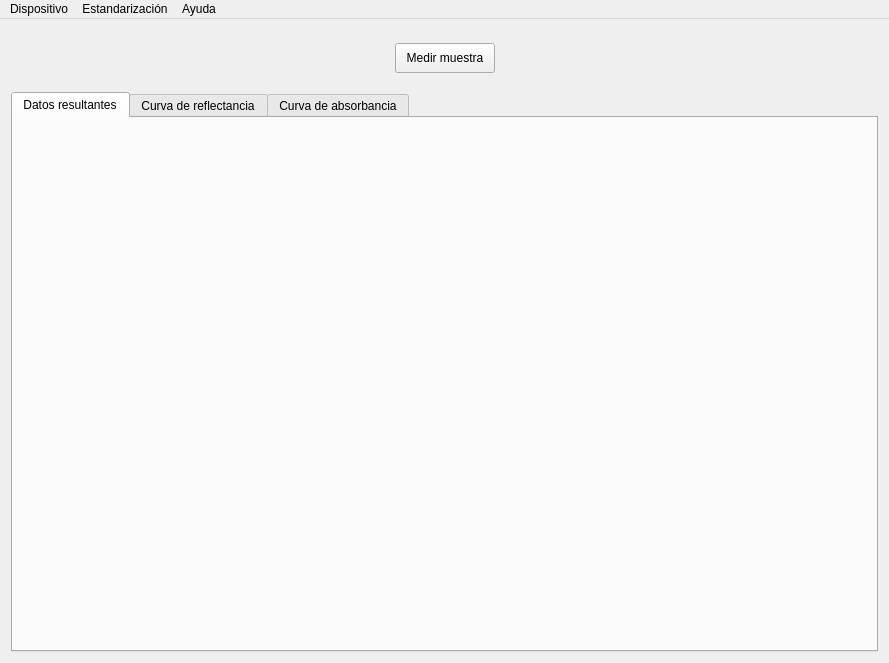
Before: the Qt Designer form mainwindow.ui in Gabnz/Spectrasoft, drawn with Qt 5.
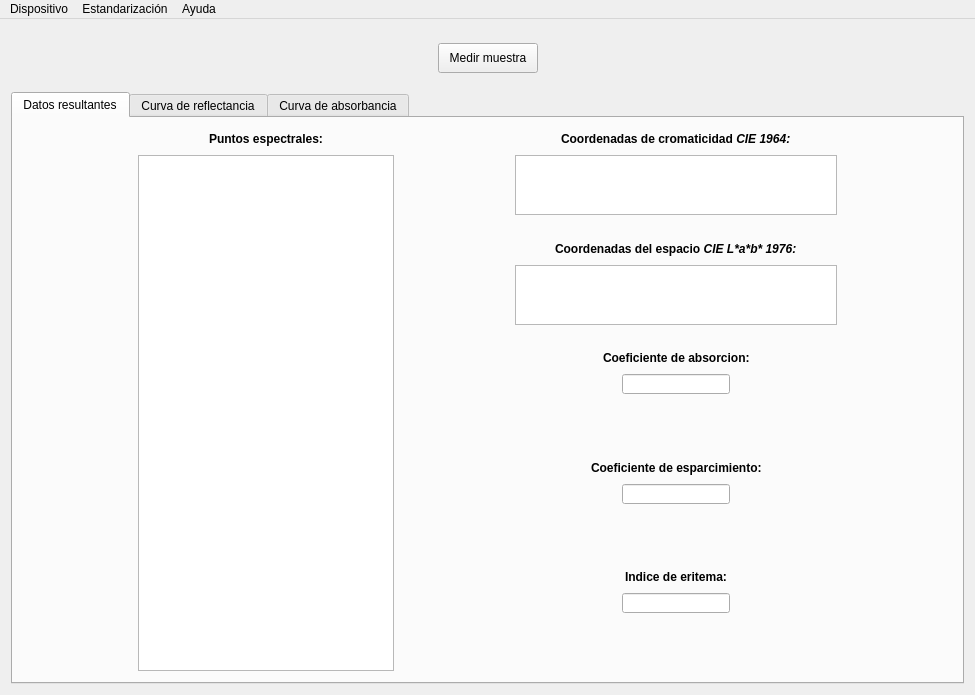
After: the same form once the commit is applied. The open tabs and pages were chosen to show the change. Icons and pictures are not drawn. Custom widgets are drawn as their Qt base class.

Patch:
```diff
--- a/mainwindow.ui
+++ b/mainwindow.ui
@@ -6,8 +6,8 @@
    <rect>
     <x>0</x>
     <y>0</y>
-    <width>887</width>
-    <height>663</height>
+    <width>975</width>
+    <height>695</height>
    </rect>
   </property>
   <property name="windowTitle">
@@ -18,7 +18,7 @@
     <normaloff>:/img/logo_icon.ico</normaloff>:/img/logo_icon.ico</iconset>
   </property>
   <widget class="QWidget" name="centralWidget">
-   <layout class="QGridLayout" name="gridLayout_3">
+   <layout class="QGridLayout" name="gridLayout_5">
     <item row="0" column="0">
      <layout class="QVBoxLayout" name="verticalLayout_2">
       <item>
@@ -123,6 +123,597 @@
          <attribute name="title">
           <string>Datos resultantes</string>
          </attribute>
+         <layout class="QGridLayout" name="gridLayout_3">
+          <item row="0" column="0">
+           <layout class="QHBoxLayout" name="horizontalLayout_12">
+            <item>
+             <layout class="QVBoxLayout" name="verticalLayout_13">
+              <item>
+               <spacer name="horizontalSpacer_27">
+                <property name="orientation">
+                 <enum>Qt::Horizontal</enum>
+                </property>
+                <property name="sizeHint" stdset="0">
+                 <size>
+                  <width>40</width>
+                  <height>20</height>
+                 </size>
+                </property>
+               </spacer>
+              </item>
+              <item>
+               <spacer name="horizontalSpacer_28">
+                <property name="orientation">
+                 <enum>Qt::Horizontal</enum>
+                </property>
+                <property name="sizeHint" stdset="0">
+                 <size>
+                  <width>40</width>
+                  <height>20</height>
+                 </size>
+                </property>
+               </spacer>
+              </item>
+             </layout>
+            </item>
+            <item>
+             <layout class="QVBoxLayout" name="verticalLayout_4">
+              <item>
+               <layout class="QHBoxLayout" name="horizontalLayout_3">
+                <item>
+                 <spacer name="horizontalSpacer_6">
+                  <property name="orientation">
+                   <enum>Qt::Horizontal</enum>
+                  </property>
+                  <property name="sizeHint" stdset="0">
+                   <size>
+                    <width>40</width>
+                    <height>20</height>
+                   </size>
+                  </property>
+                 </spacer>
+                </item>
+                <item>
+                 <widget class="QLabel" name="etqPuntosEspectrales">
+                  <property name="text">
+                   <string>&lt;html&gt;&lt;head/&gt;&lt;body&gt;&lt;p&gt;&lt;span style=&quot; font-weight:600;&quot;&gt;Puntos espectrales:&lt;/span&gt;&lt;/p&gt;&lt;/body&gt;&lt;/html&gt;</string>
+                  </property>
+                 </widget>
+                </item>
+                <item>
+                 <spacer name="horizontalSpacer">
+                  <property name="orientation">
+                   <enum>Qt::Horizontal</enum>
+                  </property>
+                  <property name="sizeHint" stdset="0">
+                   <size>
+                    <width>40</width>
+                    <height>20</height>
+                   </size>
+                  </property>
+                 </spacer>
+                </item>
+               </layout>
+              </item>
+              <item>
+               <widget class="QTableView" name="tablaPuntosEspectrales">
+                <property name="frameShape">
+                 <enum>QFrame::StyledPanel</enum>
+                </property>
+                <property name="horizontalScrollBarPolicy">
+                 <enum>Qt::ScrollBarAsNeeded</enum>
+                </property>
+                <property name="sizeAdjustPolicy">
+                 <enum>QAbstractScrollArea::AdjustIgnored</enum>
+                </property>
+                <property name="editTriggers">
+                 <set>QAbstractItemView::NoEditTriggers</set>
+                </property>
+                <property name="alternatingRowColors">
+                 <bool>true</bool>
+                </property>
+                <attribute name="horizontalHeaderVisible">
+                 <bool>true</bool>
+                </attribute>
+                <attribute name="horizontalHeaderStretchLastSection">
+                 <bool>true</bool>
+                </attribute>
+                <attribute name="verticalHeaderVisible">
+                 <bool>true</bool>
+                </attribute>
+                <attribute name="verticalHeaderStretchLastSection">
+                 <bool>true</bool>
+                </attribute>
+               </widget>
+              </item>
+             </layout>
+            </item>
+            <item>
+             <layout class="QVBoxLayout" name="verticalLayout_6">
+              <item>
+               <spacer name="horizontalSpacer_7">
+                <property name="orientation">
+                 <enum>Qt::Horizontal</enum>
+                </property>
+                <property name="sizeHint" stdset="0">
+                 <size>
+                  <width>40</width>
+                  <height>20</height>
+                 </size>
+                </property>
+               </spacer>
+              </item>
+              <item>
+               <spacer name="horizontalSpacer_8">
+                <property name="orientation">
+                 <enum>Qt::Horizontal</enum>
+                </property>
+                <property name="sizeHint" stdset="0">
+                 <size>
+                  <width>40</width>
+                  <height>20</height>
+                 </size>
+                </property>
+               </spacer>
+              </item>
+             </layout>
+            </item>
+            <item>
+             <layout class="QVBoxLayout" name="verticalLayout_12">
+              <item>
+               <layout class="QVBoxLayout" name="verticalLayout_10">
+                <item>
+                 <layout class="QHBoxLayout" name="horizontalLayout_7">
+                  <item>
+                   <spacer name="horizontalSpacer_15">
+                    <property name="orientation">
+                     <enum>Qt::Horizontal</enum>
+                    </property>
+                    <property name="sizeHint" stdset="0">
+                     <size>
+                      <width>40</width>
+                      <height>20</height>
+                     </size>
+                    </property>
+                   </spacer>
+                  </item>
+                  <item>
+                   <widget class="QLabel" name="etqCromaticidad">
+                    <property name="text">
+                     <string>&lt;html&gt;&lt;head/&gt;&lt;body&gt;&lt;p&gt;&lt;span style=&quot; font-weight:600;&quot;&gt;Coordenadas de cromaticidad &lt;/span&gt;&lt;span style=&quot; font-weight:600; font-style:italic;&quot;&gt;CIE 1964:&lt;/span&gt;&lt;/p&gt;&lt;/body&gt;&lt;/html&gt;</string>
+                    </property>
+                   </widget>
+                  </item>
+                  <item>
+                   <spacer name="horizontalSpacer_14">
+                    <property name="orientation">
+                     <enum>Qt::Horizontal</enum>
+                    </property>
+                    <property name="sizeHint" stdset="0">
+                     <size>
+                      <width>40</width>
+                      <height>20</height>
+                     </size>
+                    </property>
+                   </spacer>
+                  </item>
+                 </layout>
+                </item>
+                <item>
+                 <widget class="QTableView" name="tablaXYZ">
+                  <property name="maximumSize">
+                   <size>
+                    <width>16777215</width>
+                    <height>60</height>
+                   </size>
+                  </property>
+                 </widget>
+                </item>
+                <item>
+                 <spacer name="verticalSpacer_6">
+                  <property name="orientation">
+                   <enum>Qt::Vertical</enum>
+                  </property>
+                  <property name="sizeHint" stdset="0">
+                   <size>
+                    <width>17</width>
+                    <height>13</height>
+                   </size>
+                  </property>
+                 </spacer>
+                </item>
+               </layout>
+              </item>
+              <item>
+               <layout class="QVBoxLayout" name="verticalLayout_11">
+                <item>
+                 <layout class="QHBoxLayout" name="horizontalLayout_8">
+                  <item>
+                   <spacer name="horizontalSpacer_12">
+                    <property name="orientation">
+                     <enum>Qt::Horizontal</enum>
+                    </property>
+                    <property name="sizeHint" stdset="0">
+                     <size>
+                      <width>40</width>
+                      <height>20</height>
+                     </size>
+                    </property>
+                   </spacer>
+                  </item>
+                  <item>
+                   <widget class="QLabel" name="etqLab">
+                    <property name="text">
+                     <string>&lt;html&gt;&lt;head/&gt;&lt;body&gt;&lt;p&gt;&lt;span style=&quot; font-weight:600;&quot;&gt;Coordenadas del espacio &lt;/span&gt;&lt;span style=&quot; font-weight:600; font-style:italic;&quot;&gt;CIE  L*a*b* 1976:&lt;/span&gt;&lt;/p&gt;&lt;/body&gt;&lt;/html&gt;</string>
+                    </property>
+                   </widget>
+                  </item>
+                  <item>
+                   <spacer name="horizontalSpacer_13">
+                    <property name="orientation">
+                     <enum>Qt::Horizontal</enum>
+                    </property>
+                    <property name="sizeHint" stdset="0">
+                     <size>
+                      <width>40</width>
+                      <height>20</height>
+                     </size>
+                    </property>
+                   </spacer>
+                  </item>
+                 </layout>
+                </item>
+                <item>
+                 <widget class="QTableView" name="tablaLab">
+                  <property name="maximumSize">
+                   <size>
+                    <width>16777215</width>
+                    <height>60</height>
+                   </size>
+                  </property>
+                 </widget>
+                </item>
+                <item>
+                 <spacer name="verticalSpacer_5">
+                  <property name="orientation">
+                   <enum>Qt::Vertical</enum>
+                  </property>
+                  <property name="sizeHint" stdset="0">
+                   <size>
+                    <width>17</width>
+                    <height>13</height>
+                   </size>
+                  </property>
+                 </spacer>
+                </item>
+               </layout>
+              </item>
+              <item>
+               <layout class="QVBoxLayout" name="verticalLayout_8">
+                <item>
+                 <layout class="QHBoxLayout" name="horizontalLayout_10">
+                  <item>
+                   <spacer name="horizontalSpacer_9">
+                    <property name="orientation">
+                     <enum>Qt::Horizontal</enum>
+                    </property>
+                    <property name="sizeHint" stdset="0">
+                     <size>
+                      <width>40</width>
+                      <height>20</height>
+                     </size>
+                    </property>
+                   </spacer>
+                  </item>
+                  <item>
+                   <widget class="QLabel" name="etqAbsorcion">
+                    <property name="text">
+                     <string>&lt;html&gt;&lt;head/&gt;&lt;body&gt;&lt;p&gt;&lt;span style=&quot; font-weight:600;&quot;&gt;Coeficiente de absorcion:&lt;/span&gt;&lt;/p&gt;&lt;/body&gt;&lt;/html&gt;</string>
+                    </property>
+                   </widget>
+                  </item>
+                  <item>
+                   <spacer name="horizontalSpacer_24">
+                    <property name="orientation">
+                     <enum>Qt::Horizontal</enum>
+                    </property>
+                    <property name="sizeHint" stdset="0">
+                     <size>
+                      <width>40</width>
+                      <height>20</height>
+                     </size>
+                    </property>
+                   </spacer>
+                  </item>
+                 </layout>
+                </item>
+                <item>
+                 <layout class="QHBoxLayout" name="horizontalLayout_11">
+                  <item>
+                   <spacer name="horizontalSpacer_23">
+                    <property name="orientation">
+                     <enum>Qt::Horizontal</enum>
+                    </property>
+                    <property name="sizeHint" stdset="0">
+                     <size>
+                      <width>40</width>
+                      <height>20</height>
+                     </size>
+                    </property>
+                   </spacer>
+                  </item>
+                  <item>
+                   <widget class="QLineEdit" name="lineaAbsorcion">
+                    <property name="maximumSize">
+                     <size>
+                      <width>16777215</width>
+                      <height>20</height>
+                     </size>
+                    </property>
+                    <property name="readOnly">
+                     <bool>true</bool>
+                    </property>
+                   </widget>
+                  </item>
+                  <item>
+                   <spacer name="horizontalSpacer_22">
+                    <property name="orientation">
+                     <enum>Qt::Horizontal</enum>
+                    </property>
+                    <property name="sizeHint" stdset="0">
+                     <size>
+                      <width>40</width>
+                      <height>20</height>
+                     </size>
+                    </property>
+                   </spacer>
+                  </item>
+                 </layout>
+                </item>
+                <item>
+                 <spacer name="verticalSpacer_3">
+                  <property name="orientation">
+                   <enum>Qt::Vertical</enum>
+                  </property>
+                  <property name="sizeHint" stdset="0">
+                   <size>
+                    <width>20</width>
+                    <height>17</height>
+                   </size>
+                  </property>
+                 </spacer>
+                </item>
+               </layout>
+              </item>
+              <item>
+               <layout class="QVBoxLayout" name="verticalLayout_7">
+                <item>
+                 <layout class="QHBoxLayout" name="horizontalLayout_5">
+                  <item>
+                   <spacer name="horizontalSpacer_10">
+                    <property name="orientation">
+                     <enum>Qt::Horizontal</enum>
+                    </property>
+                    <property name="sizeHint" stdset="0">
+                     <size>
+                      <width>40</width>
+                      <height>20</height>
+                     </size>
+                    </property>
+                   </spacer>
+                  </item>
+                  <item>
+                   <widget class="QLabel" name="etqEsparcimiento">
+                    <property name="text">
+                     <string>&lt;html&gt;&lt;head/&gt;&lt;body&gt;&lt;p&gt;&lt;span style=&quot; font-weight:600;&quot;&gt;Coeficiente de esparcimiento:&lt;/span&gt;&lt;/p&gt;&lt;/body&gt;&lt;/html&gt;</string>
+                    </property>
+                   </widget>
+                  </item>
+                  <item>
+                   <spacer name="horizontalSpacer_19">
+                    <property name="orientation">
+                     <enum>Qt::Horizontal</enum>
+                    </property>
+                    <property name="sizeHint" stdset="0">
+                     <size>
+                      <width>40</width>
+                      <height>20</height>
+                     </size>
+                    </property>
+                   </spacer>
+                  </item>
+                 </layout>
+                </item>
+                <item>
+                 <layout class="QHBoxLayout" name="horizontalLayout_6">
+                  <item>
+                   <spacer name="horizontalSpacer_20">
+                    <property name="orientation">
+                     <enum>Qt::Horizontal</enum>
+                    </property>
+                    <property name="sizeHint" stdset="0">
+                     <size>
+                      <width>40</width>
+                      <height>20</height>
+                     </size>
+                    </property>
+                   </spacer>
+                  </item>
+                  <item>
+                   <widget class="QLineEdit" name="lineaEsparcimiento">
+                    <property name="maximumSize">
+                     <size>
+                      <width>16777215</width>
+                      <height>20</height>
+                     </size>
+                    </property>
+                    <property name="readOnly">
+                     <bool>true</bool>
+                    </property>
+                   </widget>
+                  </item>
+                  <item>
+                   <spacer name="horizontalSpacer_21">
+                    <property name="orientation">
+                     <enum>Qt::Horizontal</enum>
+                    </property>
+                    <property name="sizeHint" stdset="0">
+                     <size>
+                      <width>40</width>
+                      <height>20</height>
+                     </size>
+                    </property>
+                   </spacer>
+                  </item>
+                 </layout>
+                </item>
+                <item>
+                 <spacer name="verticalSpacer_4">
+                  <property name="orientation">
+                   <enum>Qt::Vertical</enum>
+                  </property>
+                  <property name="sizeHint" stdset="0">
+                   <size>
+                    <width>20</width>
+                    <height>17</height>
+                   </size>
+                  </property>
+                 </spacer>
+                </item>
+               </layout>
+              </item>
+              <item>
+               <layout class="QVBoxLayout" name="verticalLayout_5">
+                <item>
+                 <layout class="QHBoxLayout" name="horizontalLayout_4">
+                  <item>
+                   <spacer name="horizontalSpacer_11">
+                    <property name="orientation">
+                     <enum>Qt::Horizontal</enum>
+                    </property>
+                    <property name="sizeHint" stdset="0">
+                     <size>
+                      <width>40</width>
+                      <height>20</height>
+                     </size>
+                    </property>
+                   </spacer>
+                  </item>
+                  <item>
+                   <widget class="QLabel" name="etqEritema">
+                    <property name="text">
+                     <string>&lt;html&gt;&lt;head/&gt;&lt;body&gt;&lt;p&gt;&lt;span style=&quot; font-weight:600;&quot;&gt;Indice de eritema:&lt;/span&gt;&lt;/p&gt;&lt;/body&gt;&lt;/html&gt;</string>
+                    </property>
+                   </widget>
+                  </item>
+                  <item>
+                   <spacer name="horizontalSpacer_16">
+                    <property name="orientation">
+                     <enum>Qt::Horizontal</enum>
+                    </property>
+                    <property name="sizeHint" stdset="0">
+                     <size>
+                      <width>40</width>
+                      <height>20</height>
+                     </size>
+                    </property>
+                   </spacer>
+                  </item>
+                 </layout>
+                </item>
+                <item>
+                 <layout class="QHBoxLayout" name="horizontalLayout_9">
+                  <item>
+                   <spacer name="horizontalSpacer_18">
+                    <property name="orientation">
+                     <enum>Qt::Horizontal</enum>
+                    </property>
+                    <property name="sizeHint" stdset="0">
+                     <size>
+                      <width>40</width>
+                      <height>20</height>
+                     </size>
+                    </property>
+                   </spacer>
+                  </item>
+                  <item>
+                   <widget class="QLineEdit" name="lineaEritema">
+                    <property name="maximumSize">
+                     <size>
+                      <width>16777215</width>
+                      <height>20</height>
+                     </size>
+                    </property>
+                    <property name="readOnly">
+                     <bool>true</bool>
+                    </property>
+                   </widget>
+                  </item>
+                  <item>
+                   <spacer name="horizontalSpacer_17">
+                    <property name="orientation">
+                     <enum>Qt::Horizontal</enum>
+                    </property>
+                    <property name="sizeHint" stdset="0">
+                     <size>
+                      <width>40</width>
+                      <height>20</height>
+                     </size>
+                    </property>
+                   </spacer>
+                  </item>
+                 </layout>
+                </item>
+                <item>
+                 <spacer name="verticalSpacer_7">
+                  <property name="orientation">
+                   <enum>Qt::Vertical</enum>
+                  </property>
+                  <property name="sizeHint" stdset="0">
+                   <size>
+                    <width>20</width>
+                    <height>40</height>
+                   </size>
+                  </property>
+                 </spacer>
+                </item>
+               </layout>
+              </item>
+             </layout>
+            </item>
+            <item>
+             <layout class="QVBoxLayout" name="verticalLayout_9">
+              <item>
+               <spacer name="horizontalSpacer_25">
+                <property name="orientation">
+                 <enum>Qt::Horizontal</enum>
+                </property>
+                <property name="sizeHint" stdset="0">
+                 <size>
+                  <width>40</width>
+                  <height>20</height>
+                 </size>
+                </property>
+               </spacer>
+              </item>
+              <item>
+               <spacer name="horizontalSpacer_26">
+                <property name="orientation">
+                 <enum>Qt::Horizontal</enum>
+                </property>
+                <property name="sizeHint" stdset="0">
+                 <size>
+                  <width>40</width>
+                  <height>20</height>
+                 </size>
+                </property>
+               </spacer>
+              </item>
+             </layout>
+            </item>
+           </layout>
+          </item>
+         </layout>
         </widget>
         <widget class="QWidget" name="reflectancia">
          <attribute name="title">
@@ -257,7 +848,7 @@
     <rect>
      <x>0</x>
      <y>0</y>
-     <width>887</width>
+     <width>975</width>
      <height>21</height>
     </rect>
    </property>
```
Left out of the diff: 98 changed lines with no effect on the pictures.
